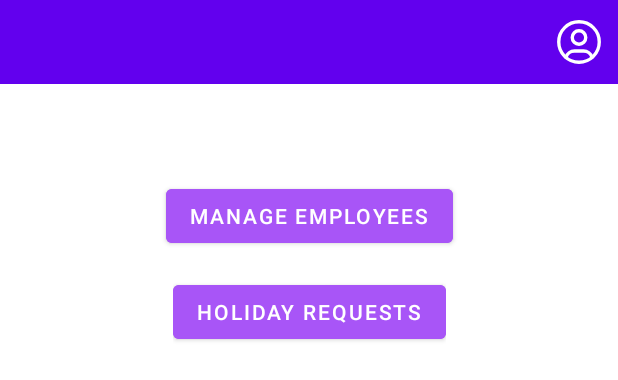
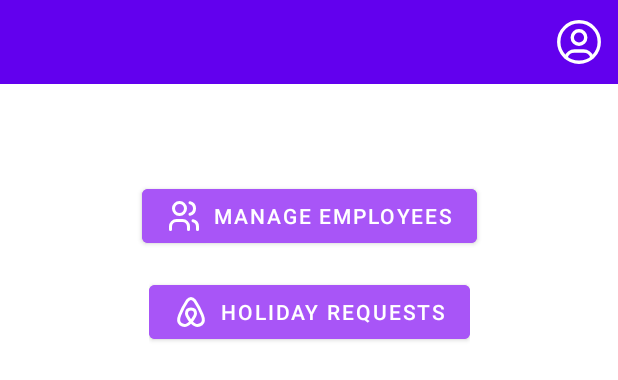
Before and after one commit to bahmanyar67/employee-management-app, an Android app: the layout activity_admin_dashboard.xml on its own in the app's theme, with its tools: preview values and no code run, on a phone screen of 412 x 824 dp. Shown: the top 380 px of the screen. Run offline under Robolectric (Android 15) with nearby library versions, the phone set to English and light mode, and no system bars.

Commit message:
update design

```diff
--- /dev/null
+++ b/app/src/main/res/drawable/brand_airbnb.xml
@@ -0,0 +1,13 @@
+<vector xmlns:android="http://schemas.android.com/apk/res/android"
+    android:width="24dp"
+    android:height="24dp"
+    android:viewportWidth="24"
+    android:viewportHeight="24">
+  <path
+      android:pathData="M12,10c-2,0 -3,1 -3,3c0,1.5 1.494,3.535 3,5.5c1,1 1.5,1.5 2.5,2s2.5,1 4.5,-0.5s1.5,-3.5 0.5,-6s-2.333,-5.5 -5,-9.5c-0.834,-1 -1.5,-1.5 -2.503,-1.5c-1,0 -1.623,0.45 -2.497,1.5c-2.667,4 -4,7 -5,9.5s-1.5,4.5 0.5,6s3.5,1 4.5,0.5s1.5,-1 2.5,-2c1.506,-1.965 3,-4 3,-5.5c0,-2 -1,-3 -3,-3z"
+      android:strokeLineJoin="round"
+      android:strokeWidth="2"
+      android:fillColor="#00000000"
+      android:strokeColor="#55aaf7"
+      android:strokeLineCap="round"/>
+</vector>
--- /dev/null
+++ b/app/src/main/res/drawable/user.xml
@@ -0,0 +1,12 @@
+<vector xmlns:android="http://schemas.android.com/apk/res/android"
+    android:width="24dp"
+    android:height="24dp"
+    android:viewportWidth="24"
+    android:viewportHeight="24">
+  <path
+      android:pathData="M12,2a5,5 0,1 1,-5 5l0.005,-0.217a5,5 0,0 1,4.995 -4.783z"
+      android:fillColor="#cc2345"/>
+  <path
+      android:pathData="M14,14a5,5 0,0 1,5 5v1a2,2 0,0 1,-2 2h-10a2,2 0,0 1,-2 -2v-1a5,5 0,0 1,5 -5h4z"
+      android:fillColor="#cc2345"/>
+</vector>
--- /dev/null
+++ b/app/src/main/res/drawable/users.xml
@@ -0,0 +1,34 @@
+<vector xmlns:android="http://schemas.android.com/apk/res/android"
+    android:width="24dp"
+    android:height="24dp"
+    android:viewportWidth="24"
+    android:viewportHeight="24">
+  <path
+      android:pathData="M9,7m-4,0a4,4 0,1 0,8 0a4,4 0,1 0,-8 0"
+      android:strokeLineJoin="round"
+      android:strokeWidth="2"
+      android:fillColor="#00000000"
+      android:strokeColor="#cc5565"
+      android:strokeLineCap="round"/>
+  <path
+      android:pathData="M3,21v-2a4,4 0,0 1,4 -4h4a4,4 0,0 1,4 4v2"
+      android:strokeLineJoin="round"
+      android:strokeWidth="2"
+      android:fillColor="#00000000"
+      android:strokeColor="#cc5565"
+      android:strokeLineCap="round"/>
+  <path
+      android:pathData="M16,3.13a4,4 0,0 1,0 7.75"
+      android:strokeLineJoin="round"
+      android:strokeWidth="2"
+      android:fillColor="#00000000"
+      android:strokeColor="#cc5565"
+      android:strokeLineCap="round"/>
+  <path
+      android:pathData="M21,21v-2a4,4 0,0 0,-3 -3.85"
+      android:strokeLineJoin="round"
+      android:strokeWidth="2"
+      android:fillColor="#00000000"
+      android:strokeColor="#cc5565"
+      android:strokeLineCap="round"/>
+</vector>
--- a/app/src/main/res/layout/activity_admin_dashboard.xml
+++ b/app/src/main/res/layout/activity_admin_dashboard.xml
@@ -16,6 +16,7 @@
         android:layout_marginHorizontal="24dp"
         android:textColor="@color/white"
         android:layout_marginTop="64dp"
+        app:icon="@drawable/users"
         android:backgroundTint="#a855f7"
         android:text="Manage Employees"
         app:layout_constraintEnd_toEndOf="parent"
@@ -37,6 +38,7 @@
         android:id="@+id/holidayRequestsButton"
         android:layout_width="wrap_content"
         android:layout_height="wrap_content"
+        app:icon="@drawable/brand_airbnb"
         android:text="Holiday Requests"
         android:backgroundTint="#a855f7"
         />
--- a/app/src/main/res/layout/activity_employee_dashboard.xml
+++ b/app/src/main/res/layout/activity_employee_dashboard.xml
@@ -18,6 +18,7 @@
         android:layout_marginTop="64dp"
         android:backgroundTint="#a855f7"
         android:text="My Account"
+        app:icon="@drawable/user"
         app:layout_constraintEnd_toEndOf="parent"
         app:layout_constraintStart_toStartOf="parent"
         app:layout_constraintTop_toBottomOf="@id/toolbar" />
@@ -35,6 +36,7 @@
         android:layout_height="wrap_content">
         <com.google.android.material.button.MaterialButton
             android:id="@+id/myHolidayRequestsButton"
+            app:icon="@drawable/brand_airbnb"
             android:layout_width="wrap_content"
             android:layout_height="wrap_content"
             android:text="My Holiday Requests"
--- a/app/src/main/res/values/colors.xml
+++ b/app/src/main/res/values/colors.xml
@@ -8,5 +8,6 @@
     <color name="disabledButtonColor">#d1d5db</color>
     <color name="approveButtonColor">#4d7c0f</color>
     <color name="declineButtonColor">#b91c1c</color>
+    <color name="primaryColor">#a855f7</color>
 
 </resources>
```
